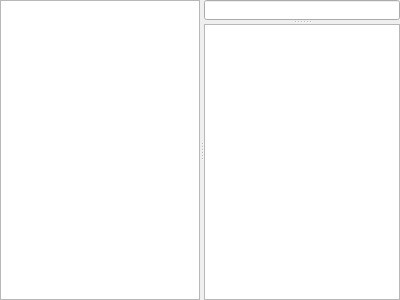
First picture: the form in deltanote.ui, repository delta-nry/Deltanote, before the edit.
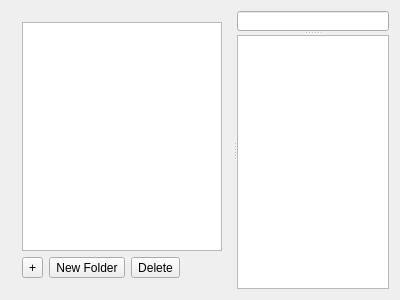
Second picture: the form after the edit.

Commit message: Add directory view and preliminary UI elements

The edit to the form file:
```diff
--- a/deltanote.ui
+++ b/deltanote.ui
@@ -20,27 +20,21 @@
    <string>Deltanote</string>
   </property>
   <widget class="QWidget" name="centralWidget">
-   <layout class="QHBoxLayout" name="horizontalLayout">
-    <property name="leftMargin">
-     <number>0</number>
-    </property>
-    <property name="topMargin">
-     <number>0</number>
-    </property>
-    <property name="rightMargin">
-     <number>0</number>
-    </property>
-    <property name="bottomMargin">
-     <number>0</number>
-    </property>
+   <layout class="QHBoxLayout" name="horizontalLayout_2">
     <item>
      <widget class="QSplitter" name="splitter_2">
       <property name="orientation">
        <enum>Qt::Horizontal</enum>
       </property>
+      <property name="opaqueResize">
+       <bool>true</bool>
+      </property>
+      <widget class="QWidget" name="layoutWidget">
+       <layout class="QVBoxLayout" name="verticalLayout">
+        <item>
       <widget class="QTreeView" name="treeView">
        <property name="sizePolicy">
-        <sizepolicy hsizetype="Fixed" vsizetype="Expanding">
+           <sizepolicy hsizetype="Expanding" vsizetype="Expanding">
          <horstretch>0</horstretch>
          <verstretch>0</verstretch>
         </sizepolicy>
@@ -53,22 +47,69 @@
        </property>
        <property name="maximumSize">
         <size>
-         <width>480</width>
+            <width>16777215</width>
          <height>16777215</height>
         </size>
        </property>
       </widget>
+        </item>
+        <item>
+         <layout class="QHBoxLayout" name="horizontalLayout">
+          <item>
+           <widget class="QToolButton" name="toolButton_3">
+            <property name="text">
+             <string>+</string>
+            </property>
+           </widget>
+          </item>
+          <item>
+           <widget class="QToolButton" name="toolButton_2">
+            <property name="text">
+             <string>New Folder</string>
+            </property>
+           </widget>
+          </item>
+          <item>
+           <widget class="QToolButton" name="toolButton">
+            <property name="text">
+             <string>Delete</string>
+            </property>
+           </widget>
+          </item>
+          <item>
+           <spacer name="horizontalSpacer">
+            <property name="orientation">
+             <enum>Qt::Horizontal</enum>
+            </property>
+            <property name="sizeHint" stdset="0">
+             <size>
+              <width>40</width>
+              <height>20</height>
+             </size>
+            </property>
+           </spacer>
+          </item>
+         </layout>
+        </item>
+       </layout>
+      </widget>
       <widget class="QSplitter" name="splitter">
        <property name="orientation">
         <enum>Qt::Vertical</enum>
        </property>
        <widget class="QLineEdit" name="lineEdit">
+        <property name="enabled">
+         <bool>true</bool>
+        </property>
         <property name="maximumSize">
          <size>
           <width>16777215</width>
           <height>20</height>
          </size>
         </property>
+        <property name="placeholderText">
+         <string/>
+        </property>
        </widget>
        <widget class="QTextEdit" name="textEdit"/>
       </widget>
```
Lines whose indentation alone changed are shown as unchanged. The commit also changes 2 other files.
